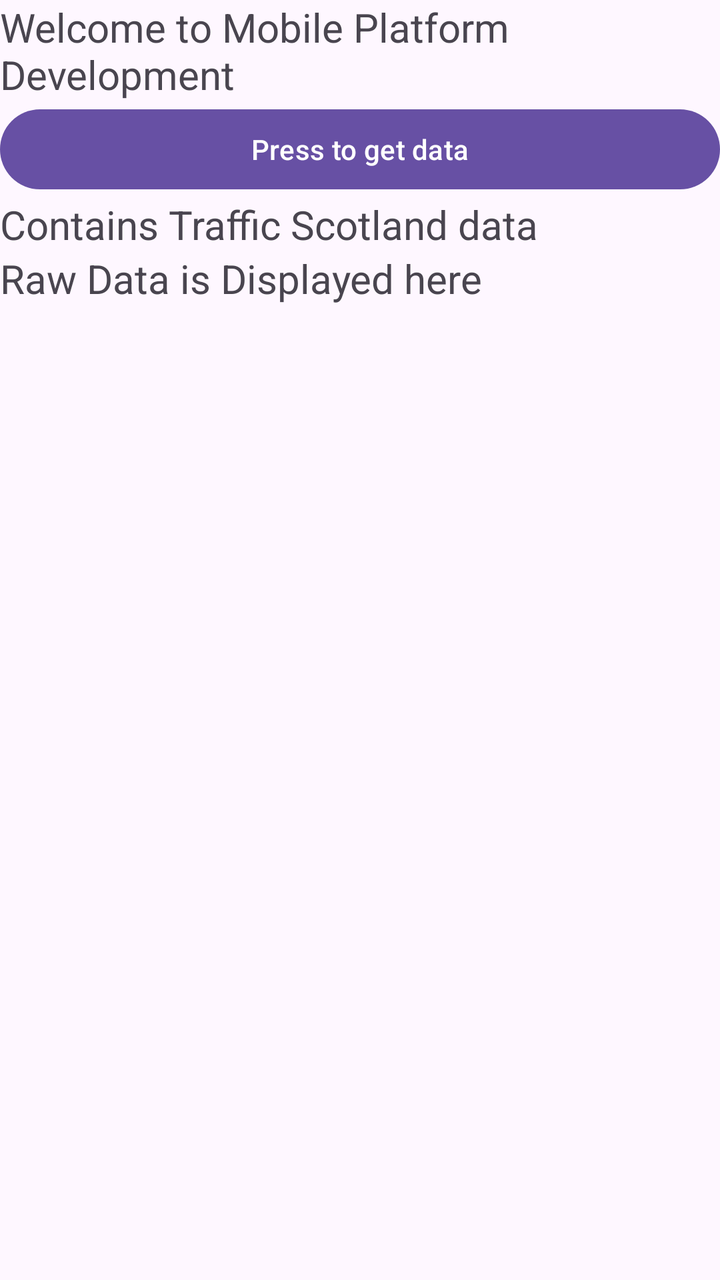
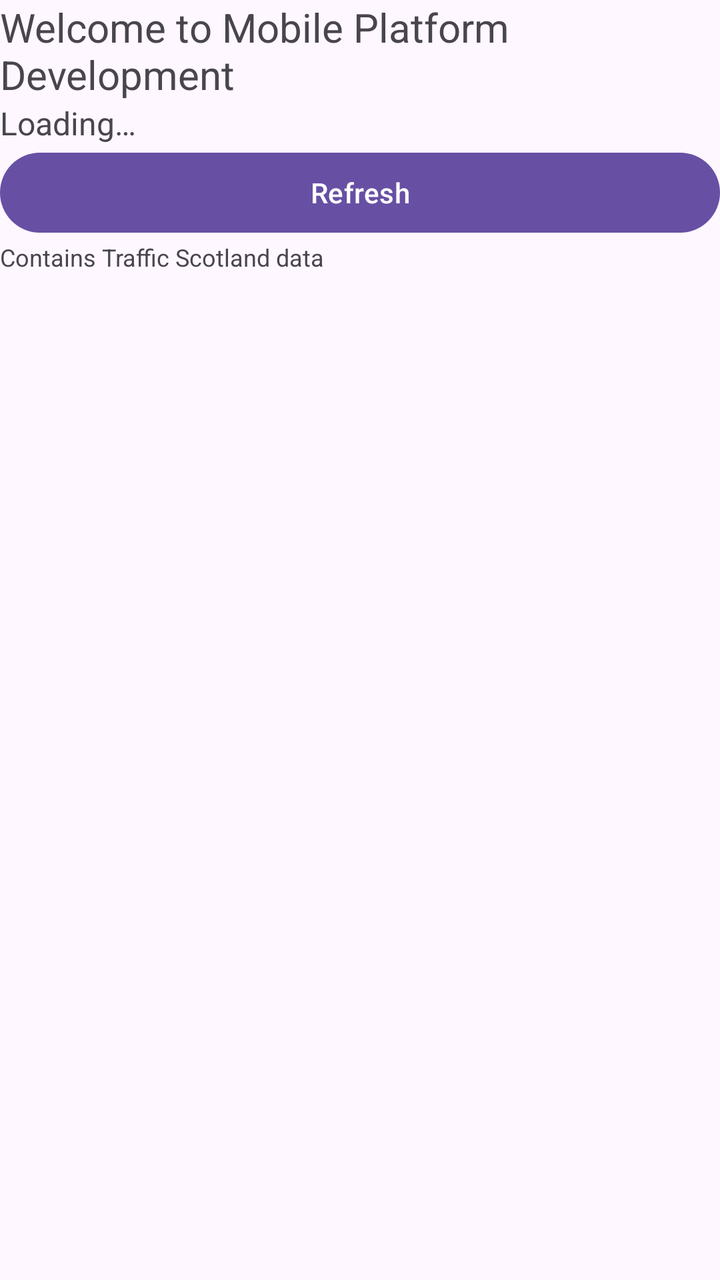

The first picture is an Android layout as it rendered before a commit; the second is the same layout after the commit. The layout source and the unified diff follow.
<!-- AndroidManifest.xml: application theme Theme.Welsh_Joseph_S2364595 -->
<!-- res/layout/activity_main.xml -->
<?xml version="1.0" encoding="utf-8"?>
<ScrollView xmlns:android="http://schemas.android.com/apk/res/android"
    android:id="@+id/main"
    android:layout_width="fill_parent"
    android:layout_height="fill_parent">
    <LinearLayout xmlns:android="http://schemas.android.com/apk/res/android"
        android:orientation="vertical"
        android:layout_width="fill_parent"
        android:layout_height="fill_parent">

        <TextView
            android:id="@+id/salutation"
            android:layout_width="fill_parent"
            android:layout_height="wrap_content"
            android:textSize="20sp"
            android:text="Welcome to Mobile Platform Development"
            />
        <Button
            android:id="@+id/startButton"
            android:layout_width="fill_parent"
            android:layout_height="wrap_content"
            android:text="Press to get data"
            />
        <TextView
            android:id="@+id/acknowledgement"
            android:layout_width="fill_parent"
            android:layout_height="wrap_content"
            android:textSize="20sp"
            android:text="Contains Traffic Scotland data"
            />
        <TextView
            android:id="@+id/rawDataDisplay"
            android:layout_width="fill_parent"
            android:layout_height="wrap_content"
            android:textSize="20sp"
            android:text="Raw Data is Displayed here"
            />
    </LinearLayout>
</ScrollView>
<!-- resources referenced by this layout -->
<resources>
  <style name="Theme.Welsh_Joseph_S2364595" parent="Base.Theme.Welsh_Joseph_S2364595" />
  <style name="Base.Theme.Welsh_Joseph_S2364595" parent="Theme.Material3.DayNight.NoActionBar">
          
          
      </style>
</resources>

<!-- the commit's change to res/layout/activity_main.xml (unified diff, before → after) -->
@@ -1,39 +1,46 @@
 <?xml version="1.0" encoding="utf-8"?>
-<ScrollView xmlns:android="http://schemas.android.com/apk/res/android"
+<LinearLayout xmlns:android="http://schemas.android.com/apk/res/android"
     android:id="@+id/main"
-    android:layout_width="fill_parent"
-    android:layout_height="fill_parent">
-    <LinearLayout xmlns:android="http://schemas.android.com/apk/res/android"
-        android:orientation="vertical"
-        android:layout_width="fill_parent"
-        android:layout_height="fill_parent">
+    android:orientation="vertical"
+    android:layout_width="match_parent"
+    android:layout_height="match_parent">
 
-        <TextView
-            android:id="@+id/salutation"
-            android:layout_width="fill_parent"
-            android:layout_height="wrap_content"
-            android:textSize="20sp"
-            android:text="Welcome to Mobile Platform Development"
-            />
-        <Button
-            android:id="@+id/startButton"
-            android:layout_width="fill_parent"
-            android:layout_height="wrap_content"
-            android:text="Press to get data"
-            />
-        <TextView
-            android:id="@+id/acknowledgement"
-            android:layout_width="fill_parent"
-            android:layout_height="wrap_content"
-            android:textSize="20sp"
-            android:text="Contains Traffic Scotland data"
-            />
-        <TextView
-            android:id="@+id/rawDataDisplay"
-            android:layout_width="fill_parent"
-            android:layout_height="wrap_content"
-            android:textSize="20sp"
-            android:text="Raw Data is Displayed here"
-            />
-    </LinearLayout>
-</ScrollView>
+    <TextView
+        android:id="@+id/salutation"
+        android:layout_width="match_parent"
+        android:layout_height="wrap_content"
+        android:textSize="20sp"
+        android:text="Welcome to Mobile Platform Development"
+        />
+
+    <TextView
+        android:id="@+id/summaryText"
+        android:layout_width="match_parent"
+        android:layout_height="wrap_content"
+        android:textSize="16sp"
+        android:text="Loading…"
+        />
+
+    <Button
+        android:id="@+id/startButton"
+        android:layout_width="match_parent"
+        android:layout_height="wrap_content"
+        android:text="Refresh"
+        />
+
+    <TextView
+        android:id="@+id/acknowledgement"
+        android:layout_width="match_parent"
+        android:layout_height="wrap_content"
+        android:textSize="12sp"
+        android:text="Contains Traffic Scotland data"
+        />
+
+    <FrameLayout
+        android:id="@+id/listHolder"
+        android:layout_width="match_parent"
+        android:layout_height="0dp"
+        android:layout_weight="1"
+        />
+
+</LinearLayout>
